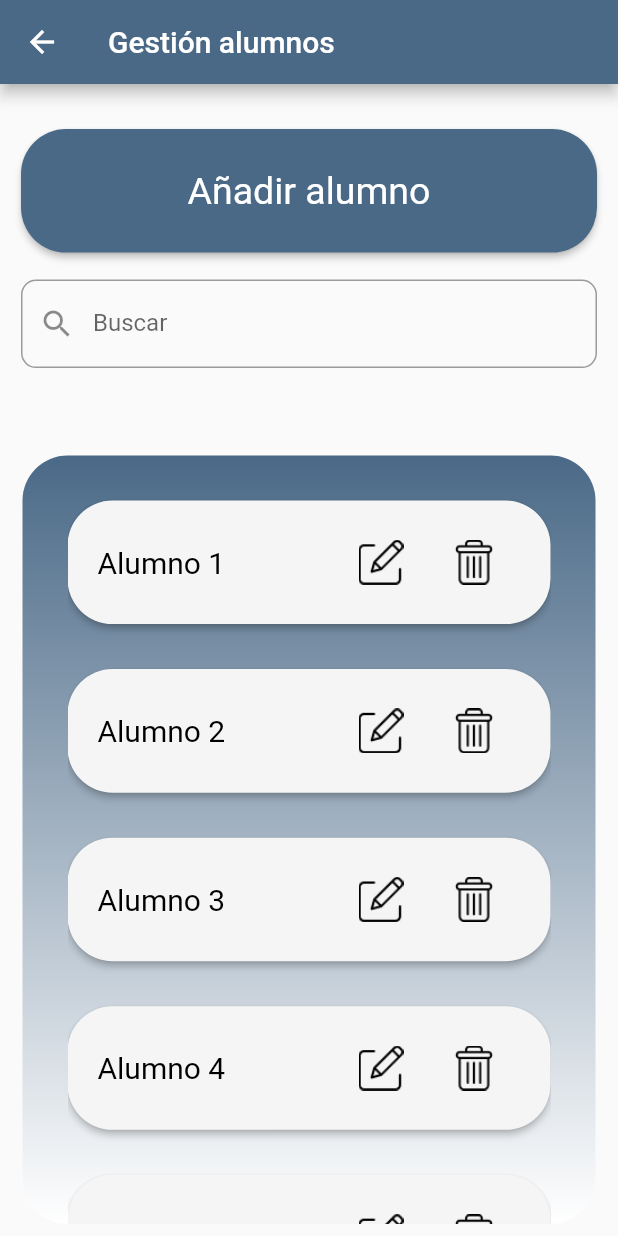
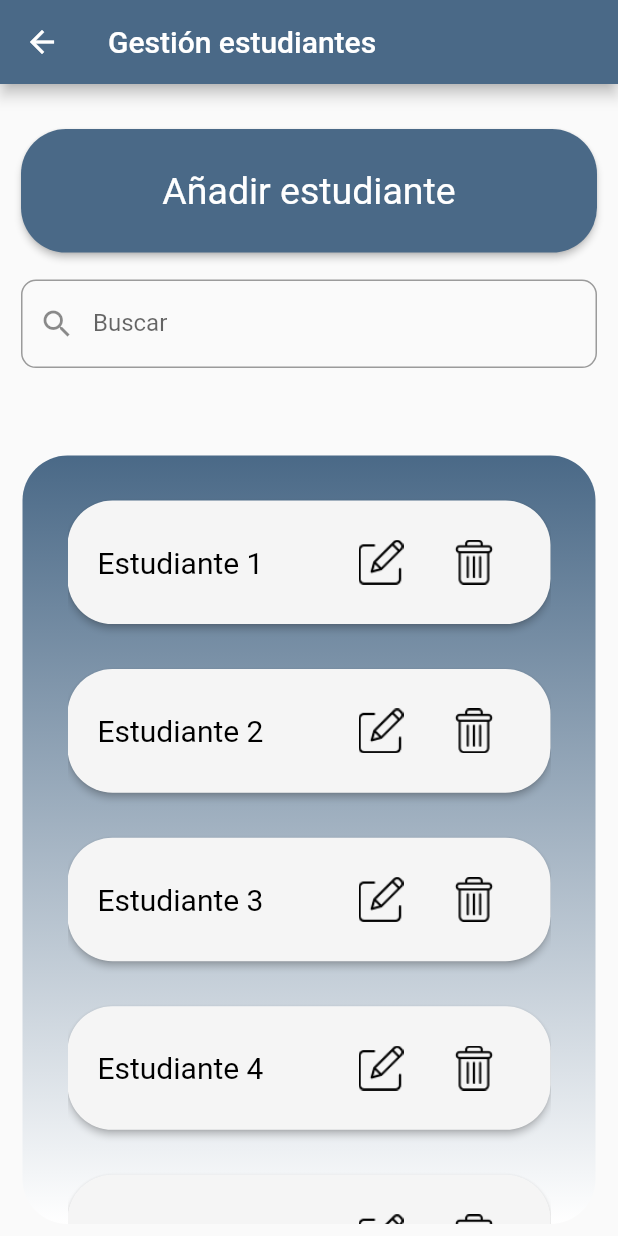
Before and after one commit to DGPAS/DGP_AS, a Flutter app: the StudentManagement screen opened directly, on a phone screen of 412 x 824 dp. Run offline on Flutter 3.47's test engine with Material 2 defaults, Android fonts, the light colour scheme and no system bars; our stand-ins replace dotted_border, image_picker.

Commit message:
Cambiado alumno a estudiante

```diff
--- a/Dability/lib/add_mod_student.dart
+++ b/Dability/lib/add_mod_student.dart
@@ -59,7 +59,7 @@ class _AddModStudentState extends State<AddModStudent> {
             Image.asset('images/DabilityLogo.png', width: 48, height: 48),
             const Expanded(
               child: Text(
-                'Gestionar Alumnos',
+                'Gestionar Estudiantes',
                 textAlign: TextAlign.center,
               ),
             ),
--- a/Dability/lib/add_mod_task.dart
+++ b/Dability/lib/add_mod_task.dart
@@ -393,7 +393,7 @@ class _AddModTaskState extends State<AddModTask> {
                               Text(
                                   'Tenga en cuenta que para cada paso, puede añadir distintos formatos y no es necesario que contenga todos, aunque si recomendable. Para ello, rellene los campos deseados e introduzca el número de paso al que corresponde.'),
                               Text(
-                                  'Luego se le mostrará a cada alumno el formato de pasos más indicado.'),
+                                  'Luego se le mostrará a cada estudiante el formato de pasos más indicado.'),
                               Text(
                                   'Además, si ya ha creado un paso, puede modificar sus valores o añadir formatos nuevos introduciendo el número de paso dentro.'),
                             ],
--- a/Dability/lib/admin_home.dart
+++ b/Dability/lib/admin_home.dart
@@ -45,7 +45,7 @@ class _AdminHomeState extends State<AdminHome> {
                 );
               },
               child: Text(
-                'GESTIONAR ALUMNOS',
+                'GESTIONAR ESTUDIANTES',
                 textAlign: TextAlign.center,
               ),
             ),
--- a/Dability/lib/dability.dart
+++ b/Dability/lib/dability.dart
@@ -11,10 +11,10 @@ void main() {
 //    Contiene idAgenda, idTarea, realizada, fechaIni, fechaFin
 // TODO: REALIZAR INSERCION DE TAREAS EN AGENDAS
 // TODO: VISUALIZAR AGENDAS CON TAREAS
-// TODO: CREAR ALUMNOS
-// TODO: INSERTAR ALUMNOS
-// TODO: MODIFICAR ALUMNOS Y LISTA DE TAREAS DE ALUMNOS
-// TODO: ELIMINAR ALUMNOS
+// TODO: CREAR ESTUDIANTES
+// TODO: INSERTAR ESTUDIANTES
+// TODO: MODIFICAR ESTUDIANTES Y LISTA DE TAREAS DE ESTUDIANTES
+// TODO: ELIMINAR ESTUDIANTES
 
 class DAbility extends StatelessWidget {
   const DAbility({super.key});
@@ -125,7 +125,7 @@ class _HomePageState extends State<HomePage> {
                       );
                     },
                     child: const Text(
-                      'Acceder como Alumno',
+                      'Acceder como Estudiante',
                       textAlign: TextAlign.center,
                     ),
                   ),
--- a/Dability/lib/student_management.dart
+++ b/Dability/lib/student_management.dart
@@ -21,13 +21,13 @@ class _StudentManagementState extends State<StudentManagement> {
   @override
   void initState() {
     super.initState();
-    students.add("Alumno 1");
-    students.add("Alumno 2");
-    students.add("Alumno 3");
-    students.add("Alumno 4");
-    students.add("Alumno 5");
-    students.add("Alumno 6");
-    students.add("Alumno 7");
+    students.add("Estudiante 1");
+    students.add("Estudiante 2");
+    students.add("Estudiante 3");
+    students.add("Estudiante 4");
+    students.add("Estudiante 5");
+    students.add("Estudiante 6");
+    students.add("Estudiante 7");
 
     displayedItems.addAll(students);
   }
@@ -55,7 +55,7 @@ class _StudentManagementState extends State<StudentManagement> {
   Widget build(BuildContext context) {
     return Scaffold(
       appBar: AppBar(
-        title: Text('Gestión alumnos'),
+        title: Text('Gestión estudiantes'),
         backgroundColor: Color(0xFF4A6987),
       ),
       body: Container(
@@ -89,7 +89,7 @@ class _StudentManagementState extends State<StudentManagement> {
                   );
                 },
                 child: const Text(
-                  'Añadir alumno',
+                  'Añadir estudiante',
                   textAlign: TextAlign.center,
                 ),
               ),
```
